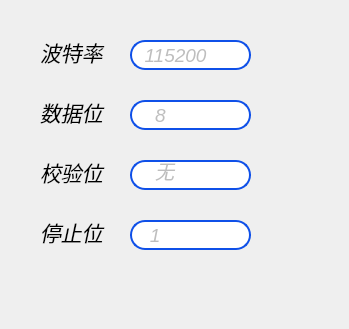
Old version of the form setting/setsystem/serialdata.ui in the repository ChinaClever/BusBar-Qt.
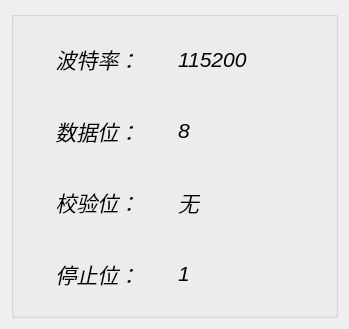
New version of the form.

Patch:
```diff
--- a/setting/setsystem/serialdata.ui
+++ b/setting/setsystem/serialdata.ui
@@ -19,15 +19,56 @@
   <property name="styleSheet">
    <string notr="true">QGroupBox{border:2px solid black;};</string>
   </property>
+  <layout class="QGridLayout" name="gridLayout_2">
+   <item row="0" column="0">
+    <widget class="QGroupBox" name="groupBox">
+     <property name="title">
+      <string/>
+     </property>
+     <layout class="QGridLayout" name="gridLayout">
+      <item row="0" column="0">
+       <layout class="QHBoxLayout" name="horizontalLayout">
+        <item>
+         <widget class="QLabel" name="baudLab">
+          <property name="enabled">
+           <bool>true</bool>
+          </property>
+          <property name="font">
+           <font>
+            <pointsize>16</pointsize>
+            <italic>true</italic>
+           </font>
+          </property>
+          <property name="text">
+           <string>波特率：</string>
+          </property>
+          <property name="alignment">
+           <set>Qt::AlignCenter</set>
+          </property>
+         </widget>
+        </item>
+        <item>
+         <widget class="QLabel" name="baudLab_2">
+          <property name="enabled">
+           <bool>true</bool>
+          </property>
+          <property name="font">
+           <font>
+            <pointsize>16</pointsize>
+            <italic>true</italic>
+           </font>
+          </property>
+          <property name="text">
+           <string>115200</string>
+          </property>
+         </widget>
+        </item>
+       </layout>
+      </item>
+      <item row="1" column="0">
+       <layout class="QHBoxLayout" name="horizontalLayout_2">
+        <item>
   <widget class="QLabel" name="databitsLab">
-   <property name="geometry">
-    <rect>
-     <x>40</x>
-     <y>100</y>
-     <width>71</width>
-     <height>24</height>
-    </rect>
-   </property>
    <property name="font">
     <font>
      <pointsize>16</pointsize>
@@ -37,16 +78,33 @@
    <property name="text">
     <string>数据位：</string>
    </property>
-  </widget>
+          <property name="alignment">
+           <set>Qt::AlignCenter</set>
+          </property>
+         </widget>
+        </item>
+        <item>
+         <widget class="QLabel" name="databitsLab_2">
+          <property name="enabled">
+           <bool>true</bool>
+          </property>
+          <property name="font">
+           <font>
+            <pointsize>16</pointsize>
+            <italic>true</italic>
+           </font>
+          </property>
+          <property name="text">
+           <string>8</string>
+          </property>
+         </widget>
+        </item>
+       </layout>
+      </item>
+      <item row="2" column="0">
+       <layout class="QHBoxLayout" name="horizontalLayout_3">
+        <item>
   <widget class="QLabel" name="checkbitsLab">
-   <property name="geometry">
-    <rect>
-     <x>40</x>
-     <y>160</y>
-     <width>71</width>
-     <height>24</height>
-    </rect>
-   </property>
    <property name="font">
     <font>
      <pointsize>16</pointsize>
@@ -56,19 +114,16 @@
    <property name="text">
     <string>校验位：</string>
    </property>
-  </widget>
-  <widget class="QLabel" name="baudLab">
+          <property name="alignment">
+           <set>Qt::AlignCenter</set>
+          </property>
+         </widget>
+        </item>
+        <item>
+         <widget class="QLabel" name="checkbitsLab_2">
    <property name="enabled">
     <bool>true</bool>
    </property>
-   <property name="geometry">
-    <rect>
-     <x>40</x>
-     <y>40</y>
-     <width>71</width>
-     <height>24</height>
-    </rect>
-   </property>
    <property name="font">
     <font>
      <pointsize>16</pointsize>
@@ -76,18 +131,16 @@
     </font>
    </property>
    <property name="text">
-    <string>波特率：</string>
-   </property>
-  </widget>
+           <string>无</string>
+          </property>
+         </widget>
+        </item>
+       </layout>
+      </item>
+      <item row="3" column="0">
+       <layout class="QHBoxLayout" name="horizontalLayout_4">
+        <item>
   <widget class="QLabel" name="stopbitsLab">
-   <property name="geometry">
-    <rect>
-     <x>40</x>
-     <y>220</y>
-     <width>71</width>
-     <height>24</height>
-    </rect>
-   </property>
    <property name="font">
     <font>
      <pointsize>16</pointsize>
@@ -97,155 +150,33 @@
    <property name="text">
     <string>停止位：</string>
    </property>
-  </widget>
-  <widget class="QLineEdit" name="baudEdit">
-   <property name="enabled">
-    <bool>false</bool>
-   </property>
-   <property name="geometry">
-    <rect>
-     <x>130</x>
-     <y>40</y>
-     <width>121</width>
-     <height>30</height>
-    </rect>
-   </property>
-   <property name="maximumSize">
-    <size>
-     <width>16777215</width>
-     <height>30</height>
-    </size>
-   </property>
-   <property name="font">
-    <font>
-     <pointsize>14</pointsize>
-     <italic>true</italic>
-    </font>
-   </property>
-   <property name="styleSheet">
-    <string notr="true">QLineEdit{
-border:2px solid rgb(15,80,232);
-border-radius:15px
-}</string>
-   </property>
-   <property name="text">
-    <string>  115200</string>
-   </property>
-   <property name="readOnly">
-    <bool>true</bool>
-   </property>
-  </widget>
-  <widget class="QLineEdit" name="dataEdit">
+          <property name="alignment">
+           <set>Qt::AlignCenter</set>
+          </property>
+         </widget>
+        </item>
+        <item>
+         <widget class="QLabel" name="stopbitsLab_2">
    <property name="enabled">
-    <bool>false</bool>
-   </property>
-   <property name="geometry">
-    <rect>
-     <x>130</x>
-     <y>100</y>
-     <width>121</width>
-     <height>30</height>
-    </rect>
-   </property>
-   <property name="maximumSize">
-    <size>
-     <width>16777215</width>
-     <height>30</height>
-    </size>
-   </property>
-   <property name="font">
-    <font>
-     <pointsize>14</pointsize>
-     <italic>true</italic>
-    </font>
-   </property>
-   <property name="styleSheet">
-    <string notr="true">QLineEdit{
-border:2px solid rgb(15,80,232);
-border-radius:15px
-}</string>
-   </property>
-   <property name="text">
-    <string>    8</string>
-   </property>
-   <property name="readOnly">
     <bool>true</bool>
    </property>
-  </widget>
-  <widget class="QLineEdit" name="checkEdit">
-   <property name="enabled">
-    <bool>false</bool>
-   </property>
-   <property name="geometry">
-    <rect>
-     <x>130</x>
-     <y>160</y>
-     <width>121</width>
-     <height>30</height>
-    </rect>
-   </property>
-   <property name="maximumSize">
-    <size>
-     <width>16777215</width>
-     <height>30</height>
-    </size>
-   </property>
    <property name="font">
     <font>
-     <pointsize>14</pointsize>
+            <pointsize>16</pointsize>
      <italic>true</italic>
     </font>
    </property>
-   <property name="styleSheet">
-    <string notr="true">QLineEdit{
-border:2px solid rgb(15,80,232);
-border-radius:15px
-}</string>
-   </property>
    <property name="text">
-    <string>    无</string>
-   </property>
-   <property name="readOnly">
-    <bool>true</bool>
-   </property>
-  </widget>
-  <widget class="QLineEdit" name="stopEdit">
-   <property name="enabled">
-    <bool>false</bool>
-   </property>
-   <property name="geometry">
-    <rect>
-     <x>130</x>
-     <y>220</y>
-     <width>121</width>
-     <height>30</height>
-    </rect>
-   </property>
-   <property name="maximumSize">
-    <size>
-     <width>16777215</width>
-     <height>30</height>
-    </size>
-   </property>
-   <property name="font">
-    <font>
-     <pointsize>14</pointsize>
-     <italic>true</italic>
-    </font>
-   </property>
-   <property name="styleSheet">
-    <string notr="true">QLineEdit{
-border:2px solid rgb(15,80,232);
-border-radius:15px
-}</string>
-   </property>
-   <property name="text">
-    <string>   1</string>
-   </property>
-   <property name="readOnly">
-    <bool>true</bool>
-   </property>
-  </widget>
+           <string>1</string>
+          </property>
+         </widget>
+        </item>
+       </layout>
+      </item>
+     </layout>
+    </widget>
+   </item>
+  </layout>
  </widget>
  <resources/>
  <connections/>
```
Lines whose indentation alone changed are shown as unchanged.
